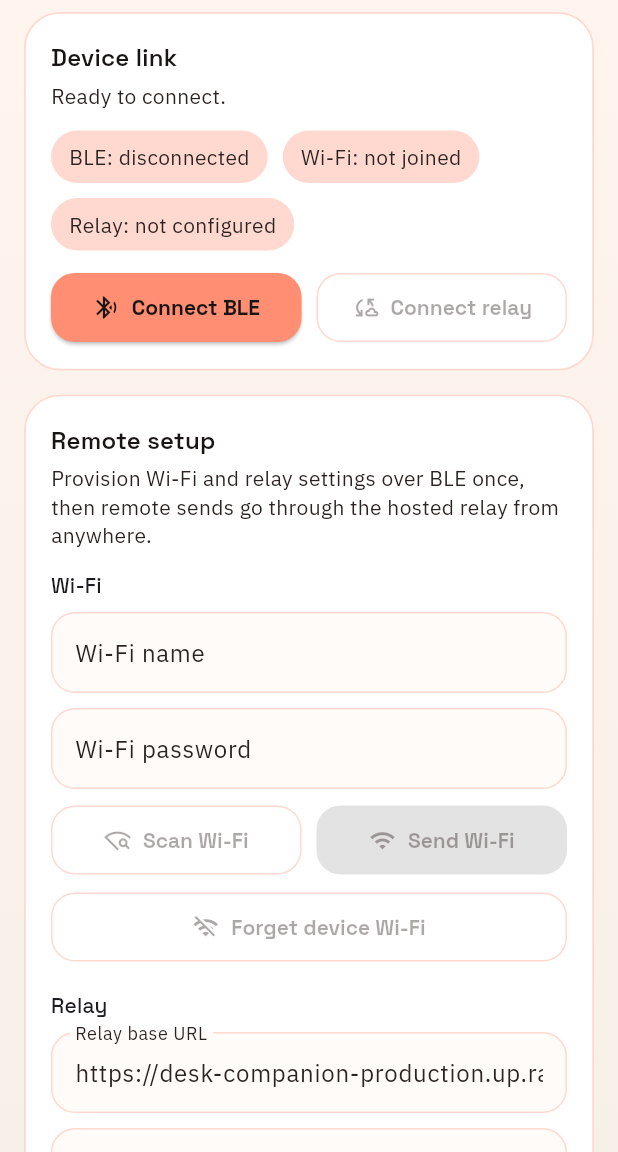
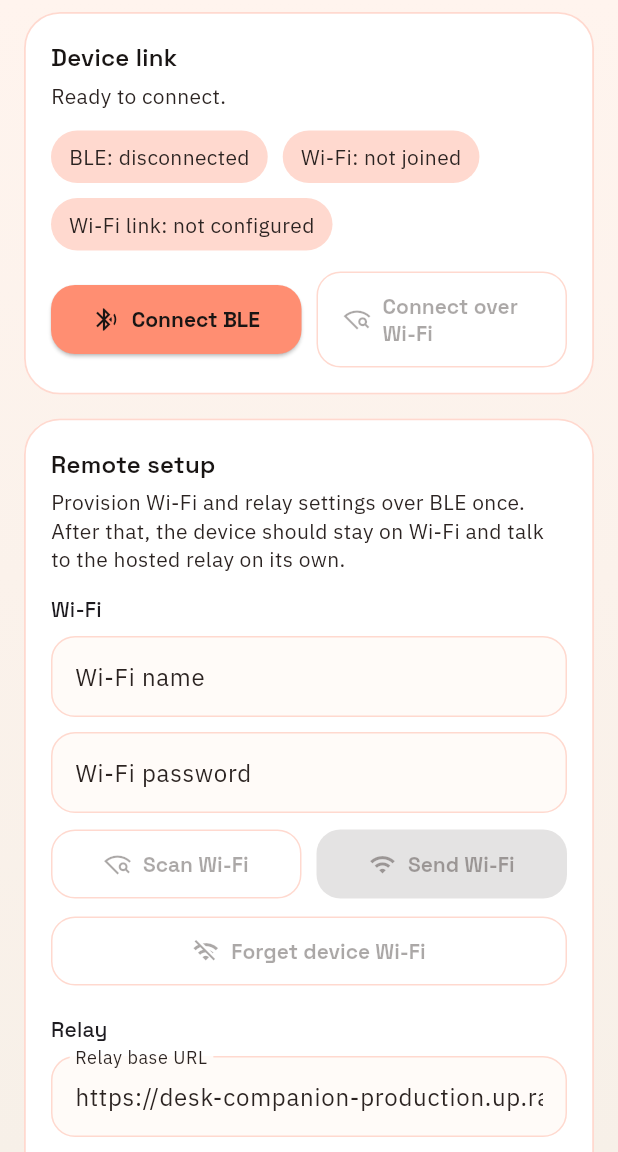
Before and after one commit to Predatuh/Desk-Companion, a Flutter app: the screen it shows after launch, on a phone screen of 412 x 824 dp, the part 84-1236 px from its top. Run offline on Flutter 3.47's test engine with Material 3 defaults, Android fonts, the phone set to English and light mode, and no system bars; our stand-ins replace file_picker, flutter_blue_plus, google_fonts, shared_preferences.

Commit message:
Make remote device connection explicit

```diff
--- a/lib/providers/desk_companion_controller.dart
+++ b/lib/providers/desk_companion_controller.dart
@@ -65,6 +65,7 @@ class DeskCompanionController extends ChangeNotifier {
   List<String> get availableWifiNetworks => _availableWifiNetworks;
   DateTime? get relayLastSeenAt => _relayLastSeenAt;
   bool get isRelayOnline => _relayOnline;
+  bool get isRemoteConnected => _relayOnline;
   bool get relayStatusKnown => _relayStatusKnown;
   bool get busy => _busy;
   bool get isBleConnected => _bleState == CompanionBleState.connected;
@@ -370,6 +371,17 @@ class DeskCompanionController extends ChangeNotifier {
         return _fetchRelayStatus();
       }
       return false;
+    });
+    return result ?? false;
+  }
+
+  Future<bool> connectRemoteDevice() async {
+    final result = await _runBusy<bool>(() async {
+      if (!hasRelayTarget) {
+        _setStatus('Relay URL and device token are required first.');
+        return false;
+      }
+      return _fetchRelayStatus();
     });
     return result ?? false;
   }
--- a/lib/screens/desk_companion_studio_screen.dart
+++ b/lib/screens/desk_companion_studio_screen.dart
@@ -252,21 +252,21 @@ class _DeskCompanionStudioScreenState extends State<DeskCompanionStudioScreen> {
                                   : controller.isBleConnected
                                       ? () => controller.disconnect()
                                       : controller.hasRelayTarget
-                                          ? () => _connectRelay(controller)
+                                          ? () => _connectWifiDevice(controller)
                                           : null,
                               icon: Icon(
                                 controller.isBleConnected
                                     ? Icons.link_off
-                                    : controller.isRelayOnline
-                                        ? Icons.cloud_done_outlined
-                                        : Icons.cloud_sync_outlined,
+                                    : controller.isRemoteConnected
+                                        ? Icons.wifi_tethering
+                                        : Icons.wifi_find_outlined,
                               ),
                               label: Text(
                                 controller.isBleConnected
                                     ? 'Disconnect'
-                                    : controller.isRelayOnline
-                                        ? 'Refresh relay'
-                                        : 'Connect relay',
+                                    : controller.isRemoteConnected
+                                        ? 'Refresh Wi-Fi link'
+                                        : 'Connect over Wi-Fi',
                               ),
                             ),
                           ),
@@ -279,7 +279,7 @@ class _DeskCompanionStudioScreenState extends State<DeskCompanionStudioScreen> {
                 _SectionCard(
                   title: 'Remote setup',
                   subtitle:
-                      'Provision Wi-Fi and relay settings over BLE once, then remote sends go through the hosted relay from anywhere.',
+                      'Provision Wi-Fi and relay settings over BLE once. After that, the device should stay on Wi-Fi and talk to the hosted relay on its own.',
                   child: Column(
                     crossAxisAlignment: CrossAxisAlignment.start,
                     children: [
@@ -385,16 +385,16 @@ class _DeskCompanionStudioScreenState extends State<DeskCompanionStudioScreen> {
                             child: OutlinedButton.icon(
                               onPressed: controller.busy || !controller.hasRelayTarget
                                   ? null
-                                  : () => _connectRelay(controller),
+                                  : () => _connectWifiDevice(controller),
                               icon: Icon(
-                                controller.isRelayOnline
-                                    ? Icons.cloud_done_outlined
-                                    : Icons.cloud_sync_outlined,
+                                controller.isRemoteConnected
+                                    ? Icons.wifi_tethering
+                                    : Icons.wifi_find_outlined,
                               ),
                               label: Text(
-                                controller.isRelayOnline
-                                    ? 'Refresh relay'
-                                    : 'Connect relay',
+                                controller.isRemoteConnected
+                                    ? 'Refresh Wi-Fi link'
+                                    : 'Connect to device',
                               ),
                             ),
                           ),
@@ -1078,16 +1078,16 @@ class _DeskCompanionStudioScreenState extends State<DeskCompanionStudioScreen> {
     );
   }
 
-  Future<void> _connectRelay(DeskCompanionController controller) async {
+  Future<void> _connectWifiDevice(DeskCompanionController controller) async {
     try {
-      final ok = await controller.refreshDeviceStatus();
+      final ok = await controller.connectRemoteDevice();
       if (!mounted) {
         return;
       }
       _showMessage(
         ok
-            ? 'Relay connected. Remote sending is ready.'
-            : 'Device is not connected through the relay right now.',
+            ? 'Device connected over Wi-Fi. Remote sending is ready.'
+            : 'The device is not online through the relay right now.',
       );
     } catch (error) {
       if (!mounted) {
@@ -1217,12 +1217,14 @@ class _DeskCompanionStudioScreenState extends State<DeskCompanionStudioScreen> {
 
   String _relayChipLabel(DeskCompanionController controller) {
     if (!controller.hasRelayTarget) {
-      return 'Relay: not configured';
+      return 'Wi-Fi link: not configured';
     }
     if (!controller.relayStatusKnown) {
-      return 'Relay: ready to connect';
-    }
-    return controller.isRelayOnline ? 'Relay: connected' : 'Relay: not connected';
+      return 'Wi-Fi link: ready';
+    }
+    return controller.isRemoteConnected
+        ? 'Wi-Fi link: connected'
+        : 'Wi-Fi link: not connected';
   }
 
   String _relayStatusText(DeskCompanionController controller) {
@@ -1232,8 +1234,8 @@ class _DeskCompanionStudioScreenState extends State<DeskCompanionStudioScreen> {
     final lastSeenAt = controller.relayLastSeenAt;
     if (lastSeenAt == null) {
       return controller.isBleConnected
-          ? 'Relay is configured. Remote sends will use it when BLE is not available.'
-          : 'Relay is configured. Press Connect relay to verify the device is online.';
+          ? 'Remote delivery is configured. The device should stay linked through Wi-Fi and the relay after BLE setup.'
+          : 'Remote delivery is configured. Press Connect over Wi-Fi to confirm the device is online.';
     }
 
     final age = DateTime.now().difference(lastSeenAt);
@@ -1242,7 +1244,7 @@ class _DeskCompanionStudioScreenState extends State<DeskCompanionStudioScreen> {
         : age.inHours < 1
             ? '${age.inMinutes}m ago'
             : '${age.inHours}h ago';
-    return 'Last relay check-in: $ageLabel';
+    return 'Last device check-in over Wi-Fi: $ageLabel';
   }
 }
 
```
Also changed, not shown: 1 other file.
